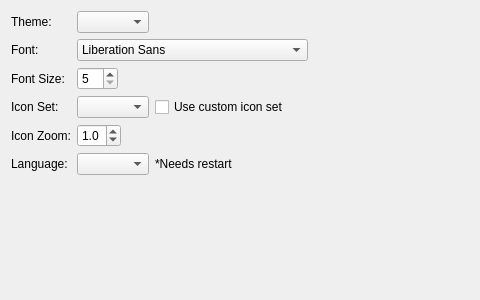
This is RedPandaIDE/settingsdialog/environmentappearancewidget.ui in royqh1979/RedPanda-CPP as Qt 5 draws it before an edit; both pictures show x 0 to 480 and y 0 to 300 of the 733 by 300 pixel window. The edited form follows.
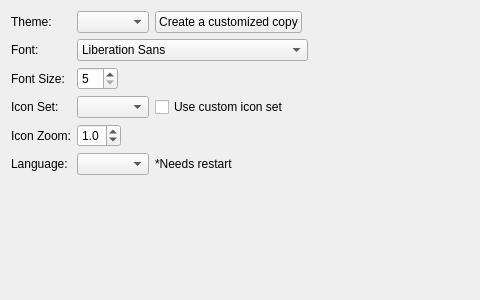
This is the edited form.

Commit message: Generate a customized copy for theme

The edit to the form file:
```diff
--- a/RedPandaIDE/settingsdialog/environmentappearancewidget.ui
+++ b/RedPandaIDE/settingsdialog/environmentappearancewidget.ui
@@ -135,6 +135,13 @@
       <item>
        <widget class="QComboBox" name="cbTheme"/>
       </item>
+      <item>
+       <widget class="QPushButton" name="btnCustomize">
+        <property name="text">
+         <string>Create a customized copy</string>
+        </property>
+       </widget>
+      </item>
       <item>
        <spacer name="horizontalSpacer">
         <property name="orientation">
```
Left out of the diff: 1 changed line with no effect on the pictures. The commit also changes 8 other files.
